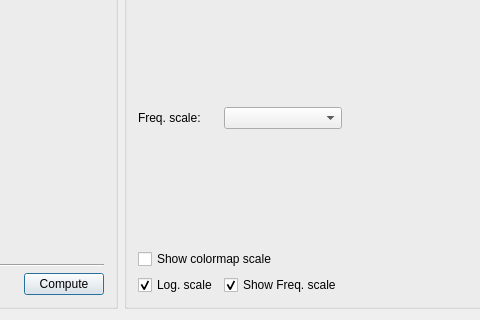
Old version of the form src/plugins/TFWavelet/TFWidget.ui in the repository HIP-infrastructure/anywave-code; both pictures show x 357 to 837 and y 334 to 654 of the 1104 by 654 pixel window.
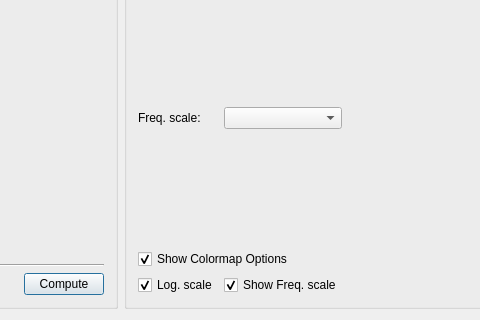
New version of the form. Icons and pictures are not drawn. Custom widgets are drawn as their Qt base class.

What changed in the file:
```diff
--- a/src/plugins/TFWavelet/TFWidget.ui
+++ b/src/plugins/TFWavelet/TFWidget.ui
@@ -362,7 +362,10 @@
         <item row="5" column="0" colspan="2">
          <widget class="QCheckBox" name="checkBoxColormapScale">
           <property name="text">
-           <string>Show colormap scale</string>
+           <string>Show Colormap Options</string>
+          </property>
+          <property name="checked">
+           <bool>true</bool>
           </property>
          </widget>
         </item>
```
